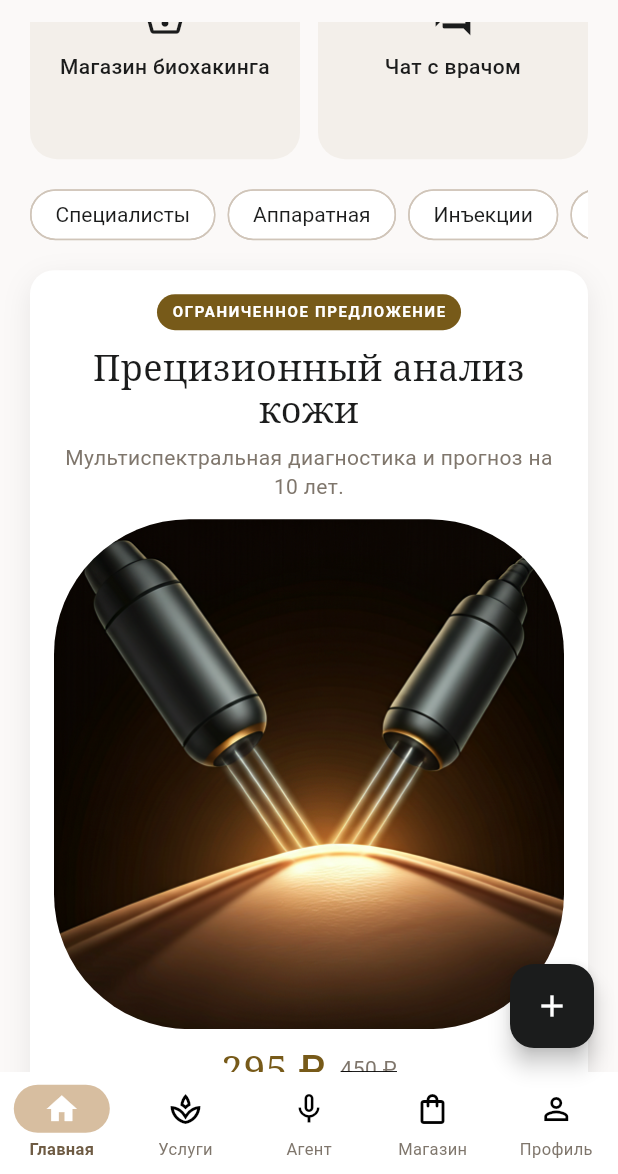
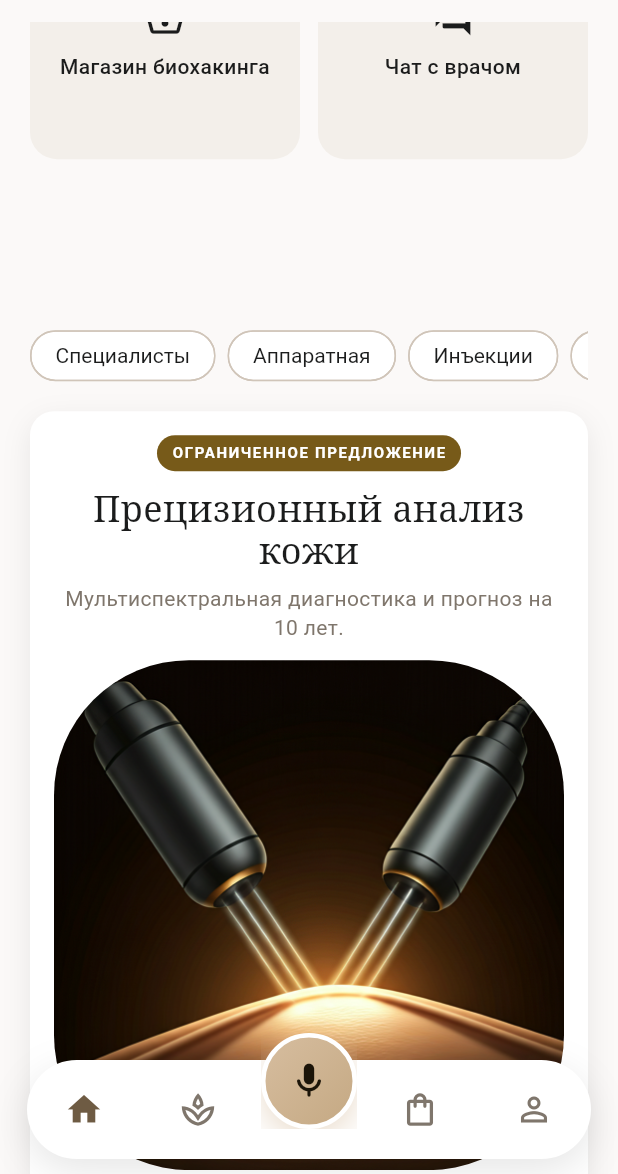
Before and after one commit to sifonyarya-afk/cult, a Flutter app: the Shell screen opened directly, scrolled down 576 dp, on a phone screen of 412 x 824 dp, the part 62-1236 px from its top. Run offline on Flutter 3.47's test engine with Material 3 defaults, Android fonts, the phone set to English and light mode, and no system bars; our stand-ins replace audioplayers, flutter_tts, shared_preferences, speech_to_text; accounts and stored records are empty; network calls fail.

Commit message:
Floating champagne dock: pill bar with center Agent button.
Replace Material NavigationBar with a floating capsule and a
notched center mic control for CULT Агент.

Co-authored-by: vladlazarevmp9875 <vladlazarevmp9875@rambler.ru>

```diff
--- a/mobile/lib/data.dart
+++ b/mobile/lib/data.dart
@@ -816,7 +816,7 @@ class Contact {
 }
 
 /// Bump when shipping a user-visible feature so Settings proves the Mac build is fresh.
-const cultBuildTag = 'clinic-think-v22';
+const cultBuildTag = 'floating-dock-v23';
 
 const contacts = <Contact>[
   Contact(
--- a/mobile/lib/main.dart
+++ b/mobile/lib/main.dart
@@ -394,36 +394,32 @@ class _ShellState extends State<Shell> {
                       ),
                   ],
                 ),
+          extendBody: true,
           body: IndexedStack(
             index: _index,
             children: [
               HomePage(onShop: _openShop, scrollController: _homeScroll),
               const ServicesPage(),
-              AgentVoicePage(active: _index == _tabAgent),
+              // Leave room for the floating dock above the mic controls.
+              Padding(
+                padding: const EdgeInsets.only(bottom: 96),
+                child: AgentVoicePage(active: _index == _tabAgent),
+              ),
               ShopPage(key: ValueKey(_shopTab), initialTab: _shopTab),
               const CabinetPage(),
             ],
           ),
-          floatingActionButton: AnimatedSwitcher(
-            duration: const Duration(milliseconds: 220),
-            child: _index == _tabHome
-                ? FloatingActionButton(
-                    key: const ValueKey('fab-book'),
-                    heroTag: 'shell-book',
-                    backgroundColor: Cult.ink,
-                    foregroundColor: Colors.white,
-                    tooltip: 'Запись',
-                    onPressed: () {
-                      HapticFeedback.mediumImpact();
-                      pushPage(context, const BookingPage());
-                    },
-                    child: const Icon(Icons.add),
-                  )
-                : const SizedBox.shrink(key: ValueKey('fab-none')),
+          bottomNavigationBar: _CultDockBar(
+            index: _index,
+            agentSelected: _index == _tabAgent,
+            onSelect: _selectTab,
           ),
-          bottomNavigationBar: NavigationBar(
-            selectedIndex: _index,
-            onDestinationSelected: (value) {
+        ),
+      ),
+    );
+  }
+
+  void _selectTab(int value) {
     FocusManager.instance.primaryFocus?.unfocus();
     HapticFeedback.selectionClick();
     if (value == _index) {
@@ -438,38 +434,6 @@ class _ShellState extends State<Shell> {
       return;
     }
     setState(() => _index = value);
-            },
-            destinations: const [
-              NavigationDestination(
-                icon: Icon(Icons.home_outlined),
-                selectedIcon: Icon(Icons.home),
-                label: 'Главная',
-              ),
-              NavigationDestination(
-                icon: Icon(Icons.spa_outlined),
-                selectedIcon: Icon(Icons.spa),
-                label: 'Услуги',
-              ),
-              NavigationDestination(
-                icon: Icon(Icons.mic_none),
-                selectedIcon: Icon(Icons.mic),
-                label: 'Агент',
-              ),
-              NavigationDestination(
-                icon: Icon(Icons.shopping_bag_outlined),
-                selectedIcon: Icon(Icons.shopping_bag),
-                label: 'Магазин',
-              ),
-              NavigationDestination(
-                icon: Icon(Icons.person_outline),
-                selectedIcon: Icon(Icons.person),
-                label: 'Профиль',
-              ),
-            ],
-          ),
-        ),
-      ),
-    );
   }
 
   void _menu(BuildContext context) {
@@ -670,3 +634,195 @@ class _MenuLabel extends StatelessWidget {
     );
   }
 }
+
+/// Floating pill dock with center champagne Agent button (notched gap).
+class _CultDockBar extends StatelessWidget {
+  const _CultDockBar({
+    required this.index,
+    required this.agentSelected,
+    required this.onSelect,
+  });
+
+  final int index;
+  final bool agentSelected;
+  final ValueChanged<int> onSelect;
+
+  static const _tabHome = 0;
+  static const _tabServices = 1;
+  static const _tabAgent = 2;
+  static const _tabShop = 3;
+  static const _tabProfile = 4;
+
+  @override
+  Widget build(BuildContext context) {
+    return Material(
+      color: Colors.transparent,
+      child: SafeArea(
+        top: false,
+        minimum: const EdgeInsets.fromLTRB(18, 0, 18, 10),
+        child: SizedBox(
+          height: 84,
+          child: Stack(
+            alignment: Alignment.bottomCenter,
+            clipBehavior: Clip.none,
+            children: [
+              Padding(
+                padding: const EdgeInsets.only(top: 18),
+                child: DecoratedBox(
+                  decoration: BoxDecoration(
+                    color: Colors.white,
+                    borderRadius: BorderRadius.circular(40),
+                    boxShadow: [
+                      BoxShadow(
+                        color: Colors.black.withValues(alpha: 0.1),
+                        blurRadius: 22,
+                        offset: const Offset(0, 8),
+                      ),
+                    ],
+                  ),
+                  child: SizedBox(
+                    height: 66,
+                    child: Row(
+                      children: [
+                        Expanded(
+                          child: _DockItem(
+                            tooltip: 'Главная',
+                            selected: index == _tabHome,
+                            icon: Icons.home_outlined,
+                            selectedIcon: Icons.home,
+                            onTap: () => onSelect(_tabHome),
+                          ),
+                        ),
+                        Expanded(
+                          child: _DockItem(
+                            tooltip: 'Услуги',
+                            selected: index == _tabServices,
+                            icon: Icons.spa_outlined,
+                            selectedIcon: Icons.spa,
+                            onTap: () => onSelect(_tabServices),
+                          ),
+                        ),
+                        const SizedBox(width: 72),
+                        Expanded(
+                          child: _DockItem(
+                            tooltip: 'Магазин',
+                            selected: index == _tabShop,
+                            icon: Icons.shopping_bag_outlined,
+                            selectedIcon: Icons.shopping_bag,
+                            onTap: () => onSelect(_tabShop),
+                          ),
+                        ),
+                        Expanded(
+                          child: _DockItem(
+                            tooltip: 'Профиль',
+                            selected: index == _tabProfile,
+                            icon: Icons.person_outline,
+                            selectedIcon: Icons.person,
+                            onTap: () => onSelect(_tabProfile),
+                          ),
+                        ),
+                      ],
+                    ),
+                  ),
+                ),
+              ),
+              Positioned(
+                top: 0,
+                child: Semantics(
+                  button: true,
+                  selected: agentSelected,
+                  label: 'Агент',
+                  child: Tooltip(
+                    message: 'Агент',
+                    child: Material(
+                      color: Colors.transparent,
+                      child: InkWell(
+                        customBorder: const CircleBorder(),
+                        onTap: () => onSelect(
+                          agentSelected ? _tabHome : _tabAgent,
+                        ),
+                        child: Ink(
+                          width: 64,
+                          height: 64,
+                          decoration: BoxDecoration(
+                            shape: BoxShape.circle,
+                            gradient: LinearGradient(
+                              begin: Alignment.topLeft,
+                              end: Alignment.bottomRight,
+                              colors: agentSelected
+                                  ? const [
+                                      Color(0xFFE8D9C0),
+                                      Color(0xFFB9A07A),
+                                    ]
+                                  : const [
+                                      Color(0xFFD7BEA0),
+                                      Color(0xFFC4A882),
+                                    ],
+                            ),
+                            boxShadow: [
+                              BoxShadow(
+                                color: Cult.sand.withValues(alpha: 0.55),
+                                blurRadius: 18,
+                                offset: const Offset(0, 6),
+                              ),
+                            ],
+                            border: Border.all(
+                              color: Colors.white,
+                              width: 3,
+                            ),
+                          ),
+                          child: Icon(
+                            agentSelected
+                                ? Icons.close_rounded
+                                : Icons.mic_rounded,
+                            color: const Color(0xFF1B1408),
+                            size: 28,
+                          ),
+                        ),
+                      ),
+                    ),
+                  ),
+                ),
+              ),
+            ],
+          ),
+        ),
+      ),
+    );
+  }
+}
+
+class _DockItem extends StatelessWidget {
+  const _DockItem({
+    required this.tooltip,
+    required this.selected,
+    required this.icon,
+    required this.selectedIcon,
+    required this.onTap,
+  });
+
+  final String tooltip;
+  final bool selected;
+  final IconData icon;
+  final IconData selectedIcon;
+  final VoidCallback onTap;
+
+  @override
+  Widget build(BuildContext context) {
+    return Tooltip(
+      message: tooltip,
+      child: InkWell(
+        customBorder: const CircleBorder(),
+        onTap: onTap,
+        child: SizedBox(
+          height: 66,
+          child: Icon(
+            selected ? selectedIcon : icon,
+            size: 26,
+            color: selected ? Cult.primary : Cult.muted,
+          ),
+        ),
+      ),
+    );
+  }
+}
```
Also changed, not shown: 2 other files. Lines whose indentation alone changed are shown as unchanged.
